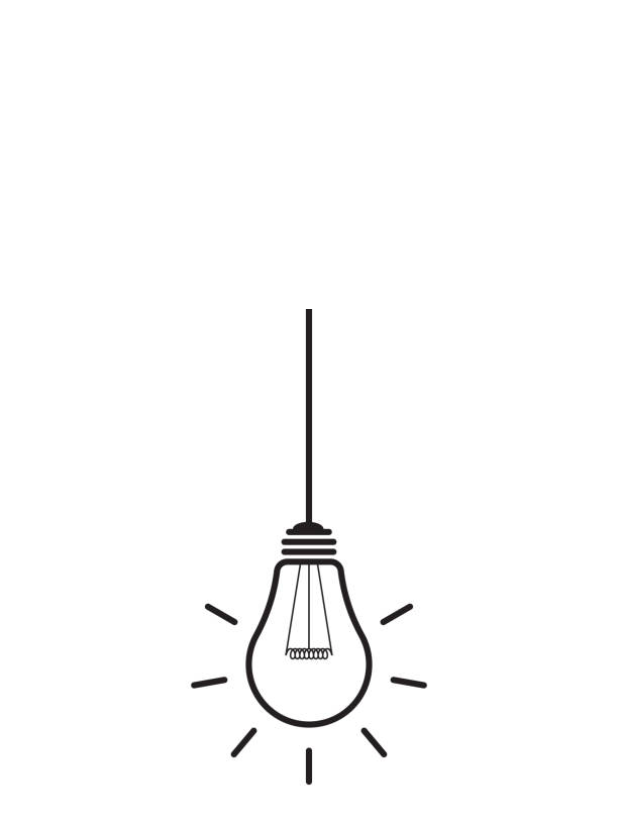
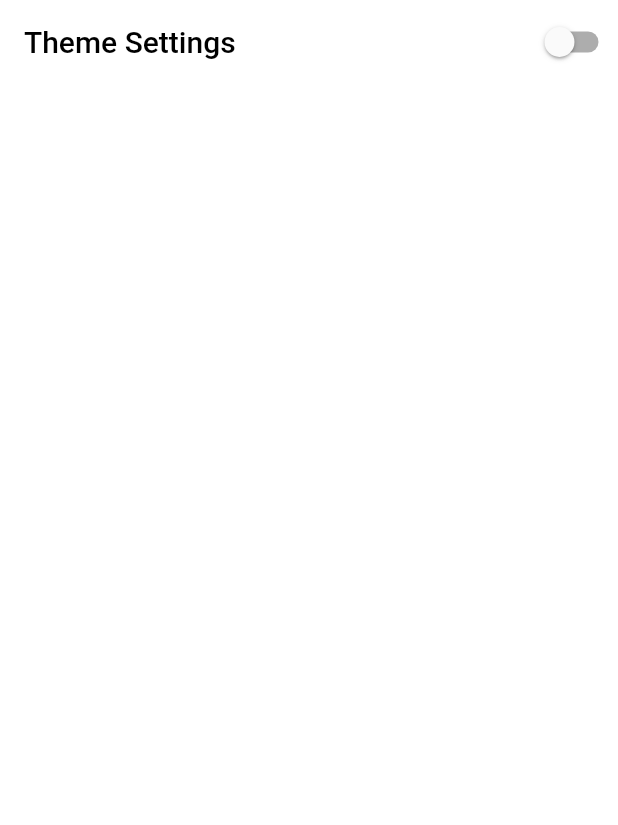
Before and after one commit to naveeramesh/flutter_ui, a Flutter app: the screen it shows after launch, on a phone screen of 412 x 824 dp. Shown: the top 825 px of the screen. Run offline on Flutter 3.47's test engine with Material 2 defaults, Android fonts, the light colour scheme and no system bars; our stand-ins replace avatar_glow, flutter_advanced_drawer, flutter_tindercard, google_fonts, marquee, video_player.

Commit message:
fix/Thema - base

```diff
--- /dev/null
+++ b/lib/Theme/home.dart
@@ -0,0 +1,53 @@
+import 'package:flutter/material.dart';
+import 'package:flutter/scheduler.dart';
+
+class Home extends StatefulWidget {
+  const Home({Key key}) : super(key: key);
+
+  @override
+  _HomeState createState() => _HomeState();
+}
+
+class _HomeState extends State<Home> {
+  bool dark = false;
+  @override
+  void initState() {
+    var brightness = SchedulerBinding.instance.window.platformBrightness;
+    bool darkModeOn = brightness == Brightness.dark;
+    setState(() {
+      dark = darkModeOn;
+    });
+    // TODO: implement initState
+    super.initState();
+  }
+
+  @override
+  Widget build(BuildContext context) {
+    return Scaffold(
+      backgroundColor: dark ? Colors.black : Colors.white,
+      appBar: AppBar(
+        title: Text(
+          "Theme Settings",
+          style: TextStyle(color: dark ? Colors.white : Colors.black),
+        ),
+        backgroundColor: dark ? Colors.transparent : Colors.white,
+        elevation: 0,
+        actions: [
+          Switch(
+              activeColor: dark ? Colors.red : Colors.green,
+              value: dark,
+              onChanged: (state) {
+                setState(() {
+                  dark = state;
+                });
+              })
+        ],
+      ),
+      body: Column(
+        children: [
+
+        ],
+      ),
+    );
+  }
+}
--- a/lib/main.dart
+++ b/lib/main.dart
@@ -1,5 +1,5 @@
 import 'package:flutter/material.dart';
-import 'package:flutter_ui/bulb.dart';
+import 'package:flutter_ui/Theme/home.dart';
 
 void main() {
   runApp(const MyApp());
@@ -10,11 +10,14 @@ class MyApp extends StatelessWidget {
   @override
   Widget build(BuildContext context) {
     return MaterialApp(
+        themeMode: ThemeMode.light,
+        darkTheme: ThemeData(
+            brightness: Brightness.dark, colorScheme: ColorScheme.dark()),
         debugShowCheckedModeBanner: false,
         title: 'Flutter UI',
         theme: ThemeData(
           primarySwatch: Colors.blue,
         ),
-        home: const Bulb());
+        home: const Home());
   }
 }
```
